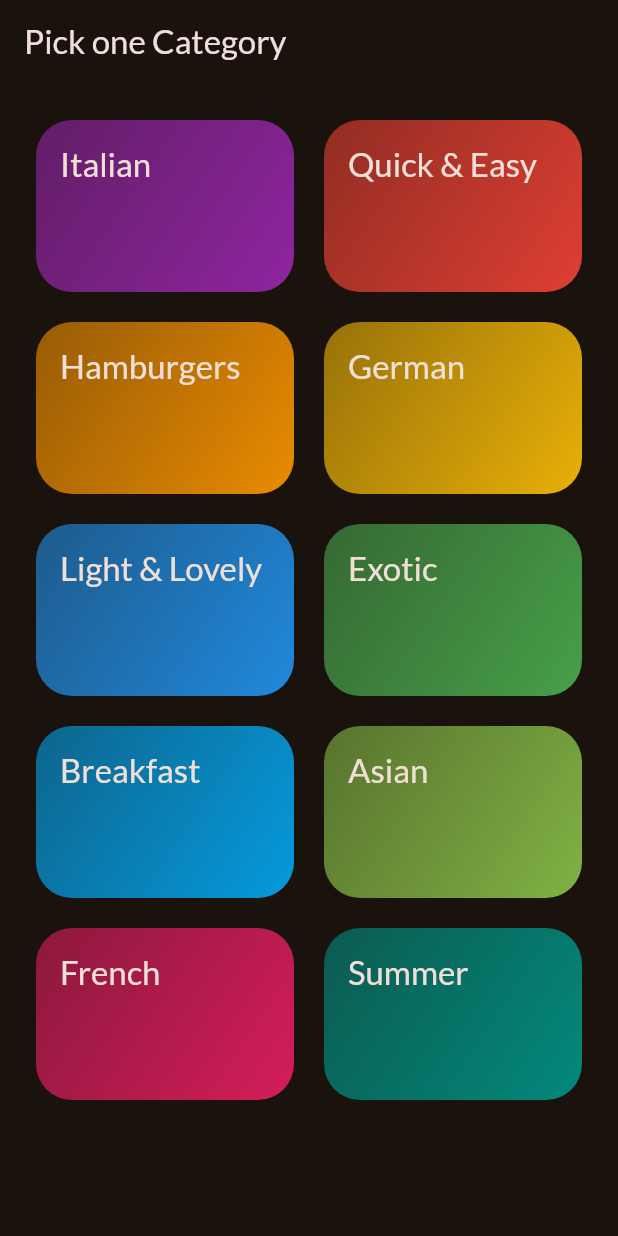
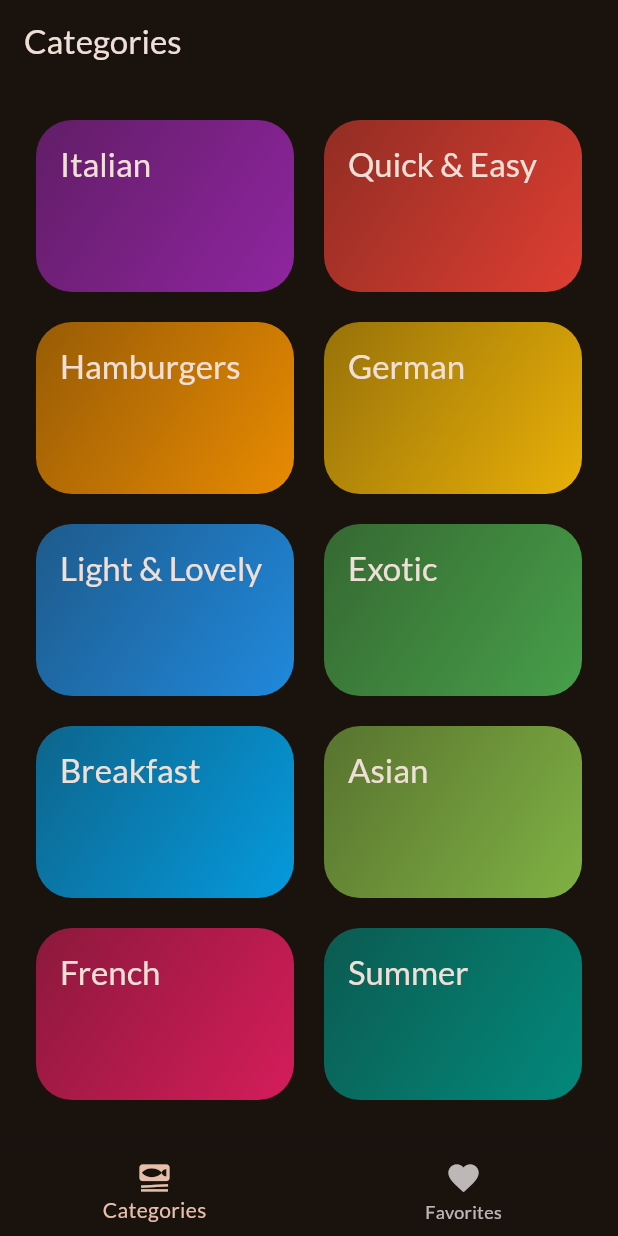
Before and after one commit to RanaEssam03/Meals, a Flutter app: the screen it shows after launch, on a phone screen of 412 x 824 dp. Run offline on Flutter 3.47's test engine with Material 2 defaults, Android fonts, the phone set to English and light mode, and no system bars; our stand-ins replace google_fonts, transparent_image.

Commit message:
added tabsScreen

```diff
--- a/meals/lib/main.dart
+++ b/meals/lib/main.dart
@@ -1,10 +1,8 @@
 import 'package:flutter/material.dart';
 
 import 'package:google_fonts/google_fonts.dart';
-import 'package:meals/data/dummy_data.dart';
 
-import 'package:meals/screens/categories_screen.dart';
-import 'package:meals/screens/meals_screen.dart';
+import 'package:meals/screens/tabs.dart';
 
 final theme = ThemeData(
   useMaterial3: true,
@@ -27,7 +25,7 @@ class App extends StatelessWidget {
     return MaterialApp(
       debugShowCheckedModeBanner: false,
       theme: theme,
-      home: const CategoriesScreen(),
+      home: const TabsScreen(),
     );
   }
 }
--- /dev/null
+++ b/meals/lib/screens/categories.dart
@@ -0,0 +1,54 @@
+import 'package:flutter/material.dart';
+import 'package:meals/data/dummy_data.dart';
+import 'package:meals/models/category.dart';
+import 'package:meals/models/meal.dart';
+
+import 'package:meals/widgets/category_grid_item.dart';
+import 'package:meals/screens/meals.dart';
+
+class CategoriesScreen extends StatelessWidget {
+  const CategoriesScreen({required this.onToggleFavorite, super.key});
+
+  final void Function (Meal meal) onToggleFavorite ;
+
+
+  void _selectCategory(BuildContext context, Category category) {
+    final filteredMeals = dummyMeals
+        .where(
+          (meal) => meal.categories.contains(category.id),
+        )
+        .toList();
+    Navigator.of(context).push(
+      MaterialPageRoute(
+        builder: (ctx) =>
+            MealsScreen(title: category.title, meals: filteredMeals, onToggleFavorite: onToggleFavorite,),
+      ),
+    );
+  }
+
+  @override
+  Widget build(BuildContext context) {
+    return GridView(
+      padding: const EdgeInsets.all(24),
+      gridDelegate: const SliverGridDelegateWithFixedCrossAxisCount(
+        crossAxisCount: 2,
+        childAspectRatio: 3 / 2,
+        crossAxisSpacing: 20,
+        mainAxisSpacing: 20,
+      ),
+      children: [
+        // for(final category in availableCategories)
+        // CategoryGridItem(category: category)
+        // OR
+        ...availableCategories.map(
+          (category) => CategoryGridItem(
+            category: category,
+            onSelectCategory: () {
+              _selectCategory(context, category);
+            },
+          ),
+        )
+      ],
+    );
+  }
+}
--- a/meals/lib/screens/categories_screen.dart
+++ /dev/null
@@ -1,56 +0,0 @@
-import 'package:flutter/material.dart';
-import 'package:meals/data/dummy_data.dart';
-import 'package:meals/models/meal.dart';
-import 'package:meals/screens/meals_screen.dart';
-import 'package:meals/widgets/category_grid_item.dart';
-
-import '../models/category.dart';
-
-class CategoriesScreen extends StatelessWidget {
-  const CategoriesScreen({super.key});
-
-  void _selectCategory(BuildContext context, Category category) {
-    final filteredMeals = dummyMeals
-        .where(
-          (meal) => meal.categories.contains(category.id),
-        )
-        .toList();
-    Navigator.of(context).push(
-      MaterialPageRoute(
-        builder: (ctx) =>
-            MealsScreen(title: category.title, meals: filteredMeals),
-      ),
-    );
-  }
-
-  @override
-  Widget build(BuildContext context) {
-    return Scaffold(
-      appBar: AppBar(
-        title: const Text("Pick one Category"),
-      ),
-      body: GridView(
-        padding: const EdgeInsets.all(24),
-        gridDelegate: const SliverGridDelegateWithFixedCrossAxisCount(
-          crossAxisCount: 2,
-          childAspectRatio: 3 / 2,
-          crossAxisSpacing: 20,
-          mainAxisSpacing: 20,
-        ),
-        children: [
-          // for(final category in availableCategories)
-          // CategoryGridItem(category: category)
-          // OR
-          ...availableCategories.map(
-            (category) => CategoryGridItem(
-              category: category,
-              onSelectCategory: () {
-                _selectCategory(context, category);
-              },
-            ),
-          )
-        ],
-      ),
-    );
-  }
-}
--- /dev/null
+++ b/meals/lib/screens/tabs.dart
@@ -0,0 +1,76 @@
+import 'package:flutter/material.dart';
+import 'package:meals/models/meal.dart';
+import 'package:meals/screens/categories.dart';
+import 'package:meals/screens/meals.dart';
+
+class TabsScreen extends StatefulWidget {
+  const TabsScreen({super.key});
+
+  @override
+  State<TabsScreen> createState() => _TabsScreenState();
+}
+
+class _TabsScreenState extends State<TabsScreen> {
+  int _selectedIndex = 0;
+  void _selectTab(index) {
+    setState(() {
+      _selectedIndex = index;
+    });
+  }
+
+  final List<Meal> _favoriteMeals = [];
+
+  void _toggleFavorite(Meal meal) {
+    final isExisting = _favoriteMeals.contains(meal);
+    setState(
+      () {
+        ScaffoldMessenger.of(context).clearSnackBars();
+        if (isExisting) {
+          _favoriteMeals.remove(meal);
+          ScaffoldMessenger.of(context).showSnackBar(const SnackBar(
+            content: Text("Meal is no longer a favorite!"),
+            duration: Duration(seconds: 1),
+          ));
+        } else {
+          _favoriteMeals.add(meal);
+          ScaffoldMessenger.of(context).showSnackBar(
+            const SnackBar(
+              content: Text("Marked as a favorite!"),
+              duration: Duration(seconds: 3),
+            ),
+          );
+        }
+      },
+    );
+  }
+
+  @override
+  Widget build(BuildContext context) {
+    Widget content = CategoriesScreen(
+      onToggleFavorite: _toggleFavorite,
+    );
+    String activePageTitle = "Categories";
+    if (_selectedIndex == 1) {
+      activePageTitle = "Your Favorites";
+      content = MealsScreen(
+        meals: _favoriteMeals,
+        onToggleFavorite: _toggleFavorite,
+      );
+    }
+    return Scaffold(
+      appBar: AppBar(
+        title: Text(activePageTitle),
+      ),
+      body: content,
+      bottomNavigationBar: BottomNavigationBar(
+          onTap: _selectTab,
+          currentIndex: _selectedIndex,
+          items: const [
+            BottomNavigationBarItem(
+                icon: Icon(Icons.set_meal), label: "Categories"),
+            BottomNavigationBarItem(
+                icon: Icon(Icons.favorite), label: "Favorites")
+          ]),
+    );
+  }
+}
--- a/meals/pubspec.yaml
+++ b/meals/pubspec.yaml
@@ -36,6 +36,7 @@ dependencies:
   # Use with the CupertinoIcons class for iOS style icons.
   cupertino_icons: ^1.0.2
   google_fonts: ^4.0.4
+  transparent_image: ^2.0.1
 
 dev_dependencies:
   flutter_test:
```
Also changed, not shown: meals/lib/screens/meal_details.dart (added, +71 -0 lines), meals/lib/screens/meals.dart (renamed from meals/lib/screens/meals_screen.dart, +26 -4 lines), meals/lib/widgets/meal_item.dart (+85 -4 lines), meals/lib/widgets/meal_item_trait.dart (added, +32 -0 lines), meals/pubspec.lock.
